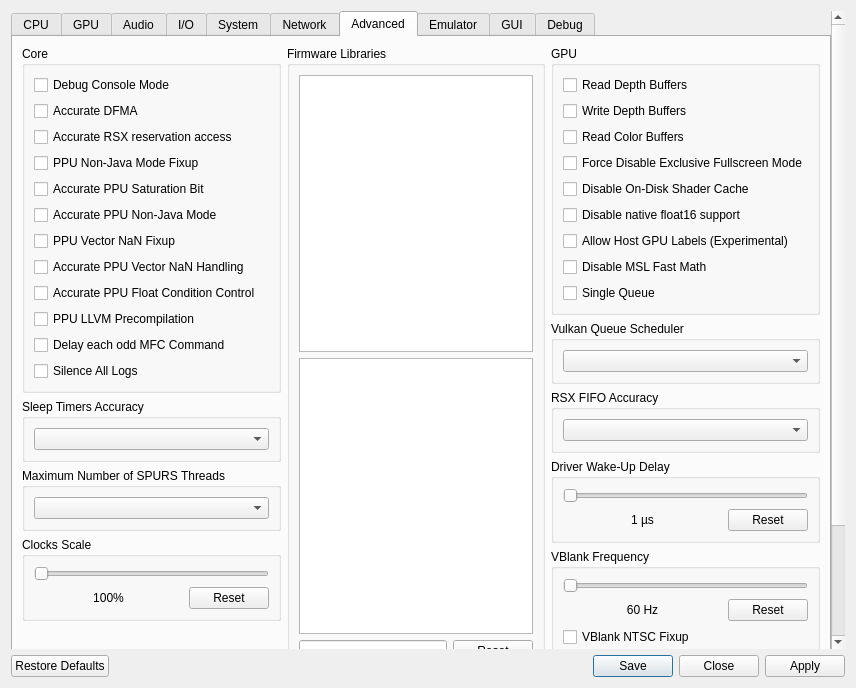
The window that rpcs3/rpcs3qt/settings_dialog.ui (RPCS3/rpcs3) describes before a commit, drawn with Qt 5.
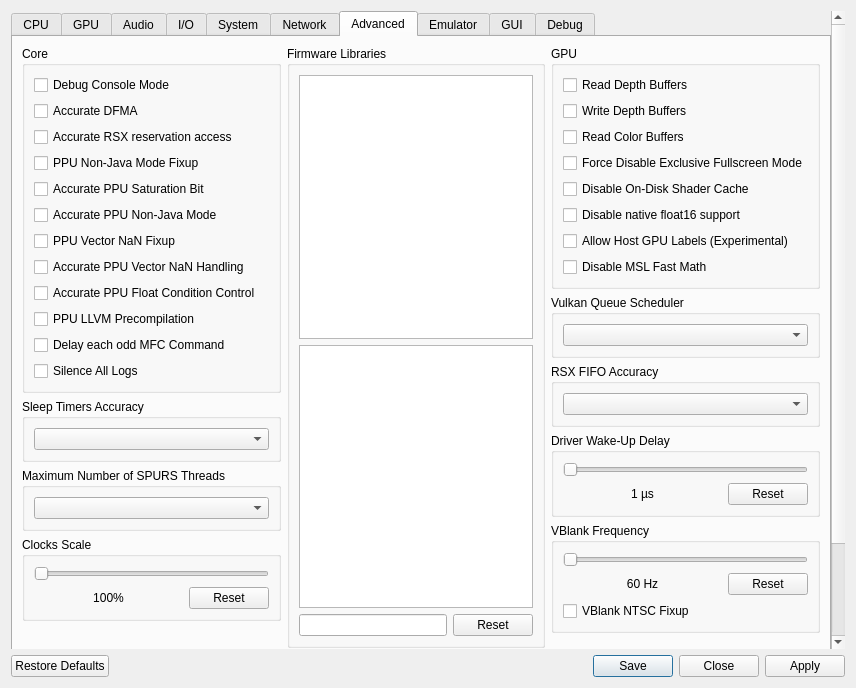
The same window after the commit. The open tabs and pages were chosen to show the change. Icons and pictures are not drawn.

Commit message: Enforce single queue on macOS

```diff
--- a/rpcs3/rpcs3qt/settings_dialog.ui
+++ b/rpcs3/rpcs3qt/settings_dialog.ui
@@ -2558,13 +2558,6 @@
                  </property>
                 </widget>
                </item>
-               <item>
-                <widget class="QCheckBox" name="singleQueueVkSemaphore">
-                 <property name="text">
-                  <string>Single Queue</string>
-                 </property>
-                </widget>
-               </item>
               </layout>
              </widget>
             </item>
```
The commit also changes 5 other files.
